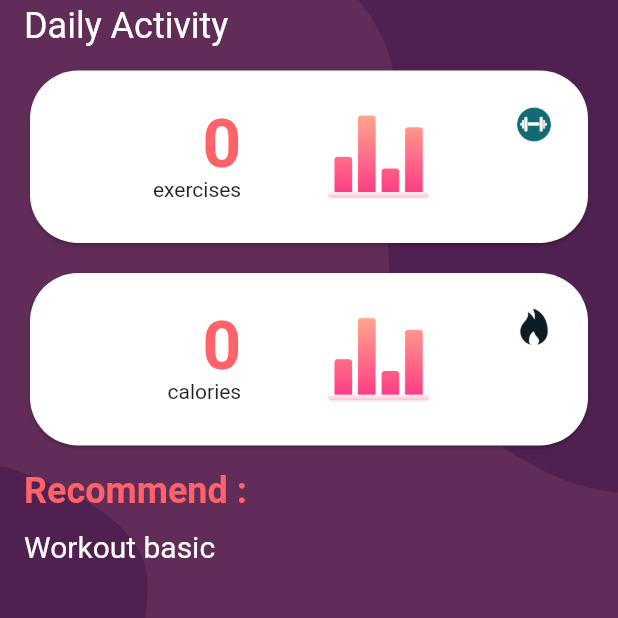
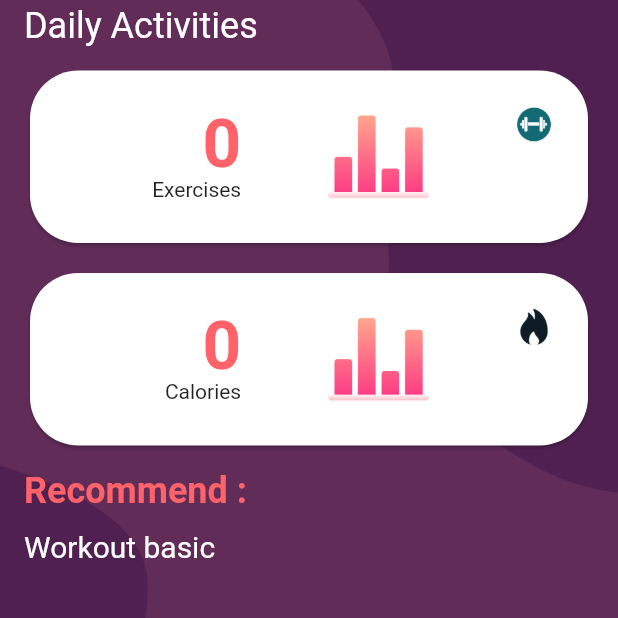
Before and after one commit to nhien021299/project_yoga_gym, a Flutter app: the screen it shows after launch, scrolled down 65 dp, on a phone screen of 412 x 824 dp, the top half of it. Run offline on Flutter 3.47's test engine with Material 2 defaults, Android fonts, the phone set to English and light mode, and no system bars; our stand-ins replace get, sqflite, youtube_player_flutter; accounts and stored records are empty.

Commit message:
remove local vid, update UI

```diff
--- a/lib/page/exercises/widgets/categories_item_widget.dart
+++ b/lib/page/exercises/widgets/categories_item_widget.dart
@@ -23,7 +23,7 @@
           width: size.width * 0.4,
           height: size.height * 0.2,
           decoration: BoxDecoration(
-            color: widget.isSelected ? Colors.redAccent.withOpacity(0.8) : Colors.white,
+            color: widget.isSelected ? Colors.redAccent.withOpacity(0.8) : Colors.redAccent.withOpacity(0.3),
             borderRadius: BorderRadius.only(
                 topLeft: Radius.circular(20.0),
                 bottomLeft: Radius.circular(20.0),
--- a/lib/page/home/home_page.dart
+++ b/lib/page/home/home_page.dart
@@ -55,7 +55,7 @@
                       ),
                       SizedBox(height: 12),
                       Text(
-                        "Daily Activity",
+                        "Daily Activities",
                         style: Theme.of(context).textTheme.headline5.copyWith(
                               color: Colors.white,
                               fontWeight: FontWeight.normal,
@@ -67,7 +67,7 @@
                   Obx(
                     () => ActivityCard(
                       value: homeController?.totalExercises?.value ?? 0,
-                      unit: "exercises",
+                      unit: "Exercises",
                       chartImage: 'assets/icons/line_chart.png',
                       unitIcon: 'assets/icons/exercise.png',
                     ),
@@ -76,7 +76,7 @@
                   Obx(
                     () => ActivityCard(
                       value: homeController?.totalKcal?.value ?? 0,
-                      unit: "calories",
+                      unit: "Calories",
                       chartImage: 'assets/icons/line_chart.png',
                       unitIcon: 'assets/icons/fire.png',
                     ),
```
Also changed, not shown: lib/page/exercise_video/exercise_video_page.dart (+30 -21 lines), 14 other files.
